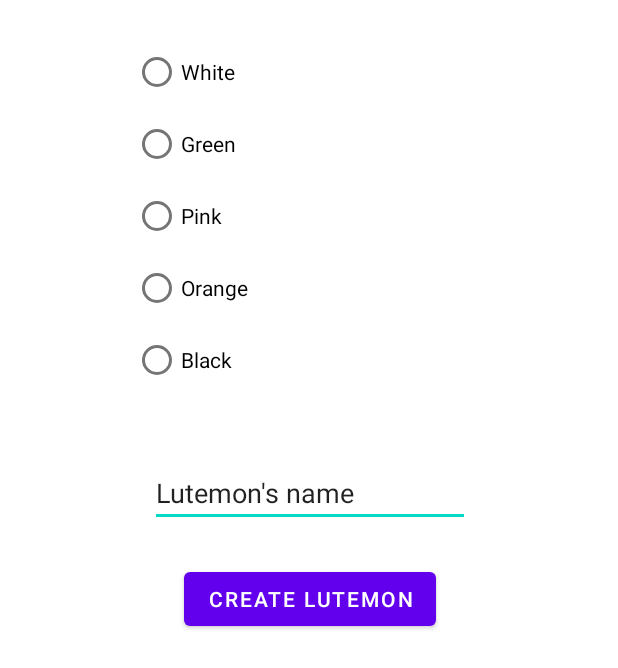
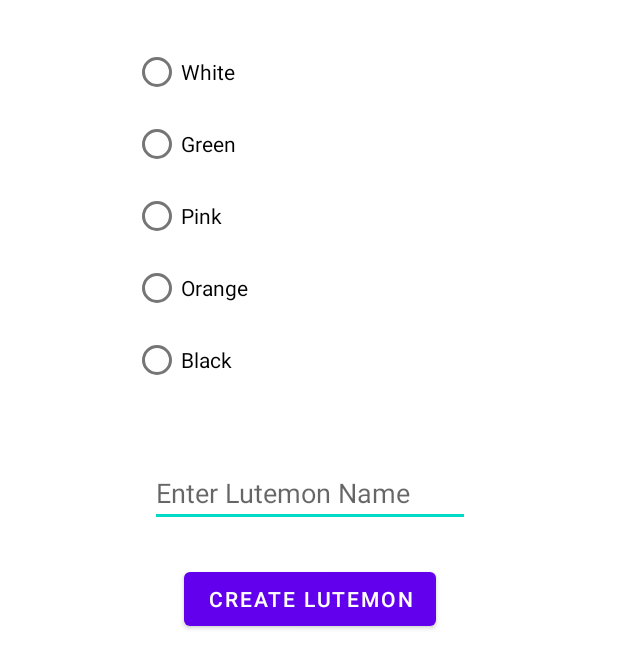
Before and after one commit to Annaliljestrom/lutemon, an Android app: the layout activity_create_new_lutemon.xml on its own in the app's theme, with its tools: preview values and no code run, on a phone screen of 412 x 824 dp. Shown: the top 668 px of the screen. Run offline under Robolectric (Android 15) with nearby library versions, the phone set to English and light mode, and no system bars.

Commit message:
On create new lutemon changed text field to hint

```diff
--- a/app/src/main/res/layout/activity_create_new_lutemon.xml
+++ b/app/src/main/res/layout/activity_create_new_lutemon.xml
@@ -51,8 +51,8 @@
         android:layout_height="wrap_content"
         android:layout_marginTop="24dp"
         android:ems="10"
+        android:hint="Enter Lutemon Name"
         android:inputType="textPersonName"
-        android:text="Lutemon's name"
         app:layout_constraintEnd_toEndOf="@+id/colourCroup"
         app:layout_constraintStart_toStartOf="@+id/colourCroup"
         app:layout_constraintTop_toBottomOf="@+id/colourCroup" />
```
